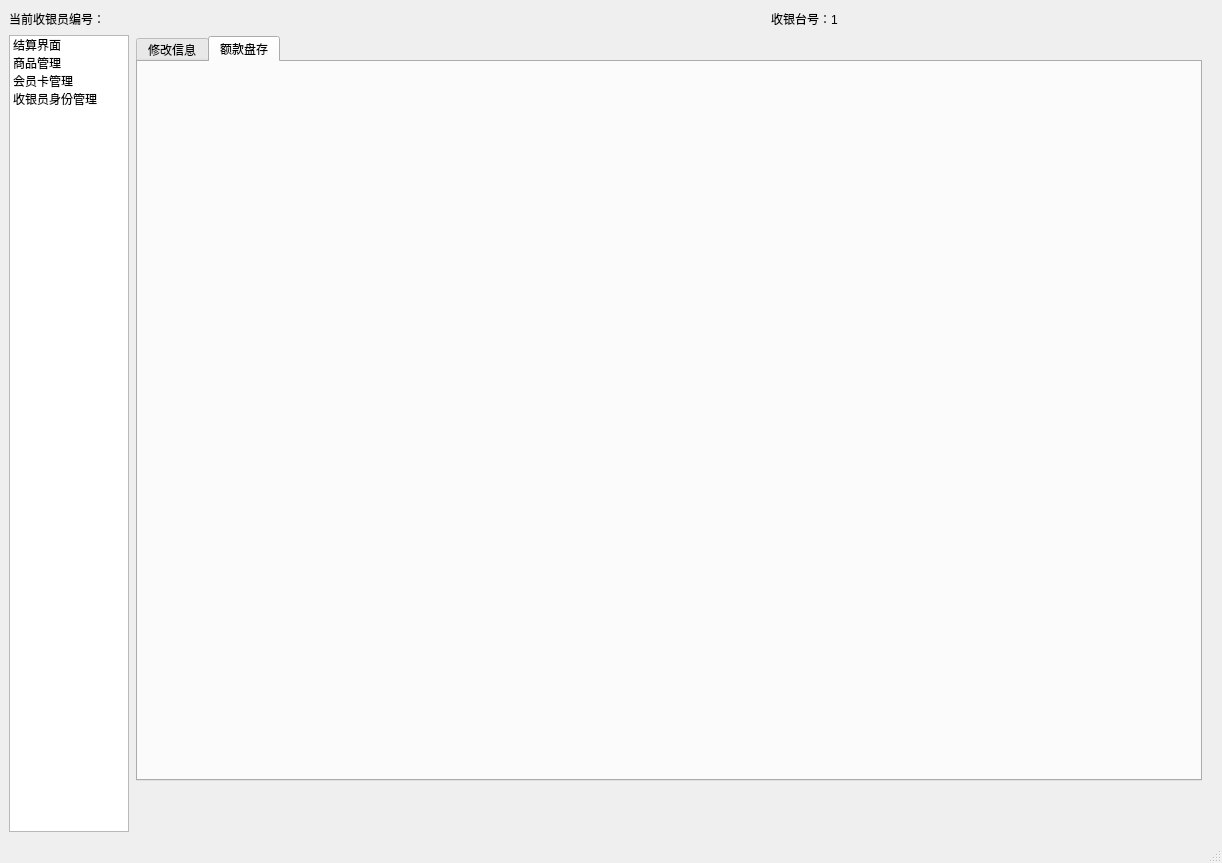
First picture: the form in homewindow.ui, repository Hanii17/DB_Design, before the edit.
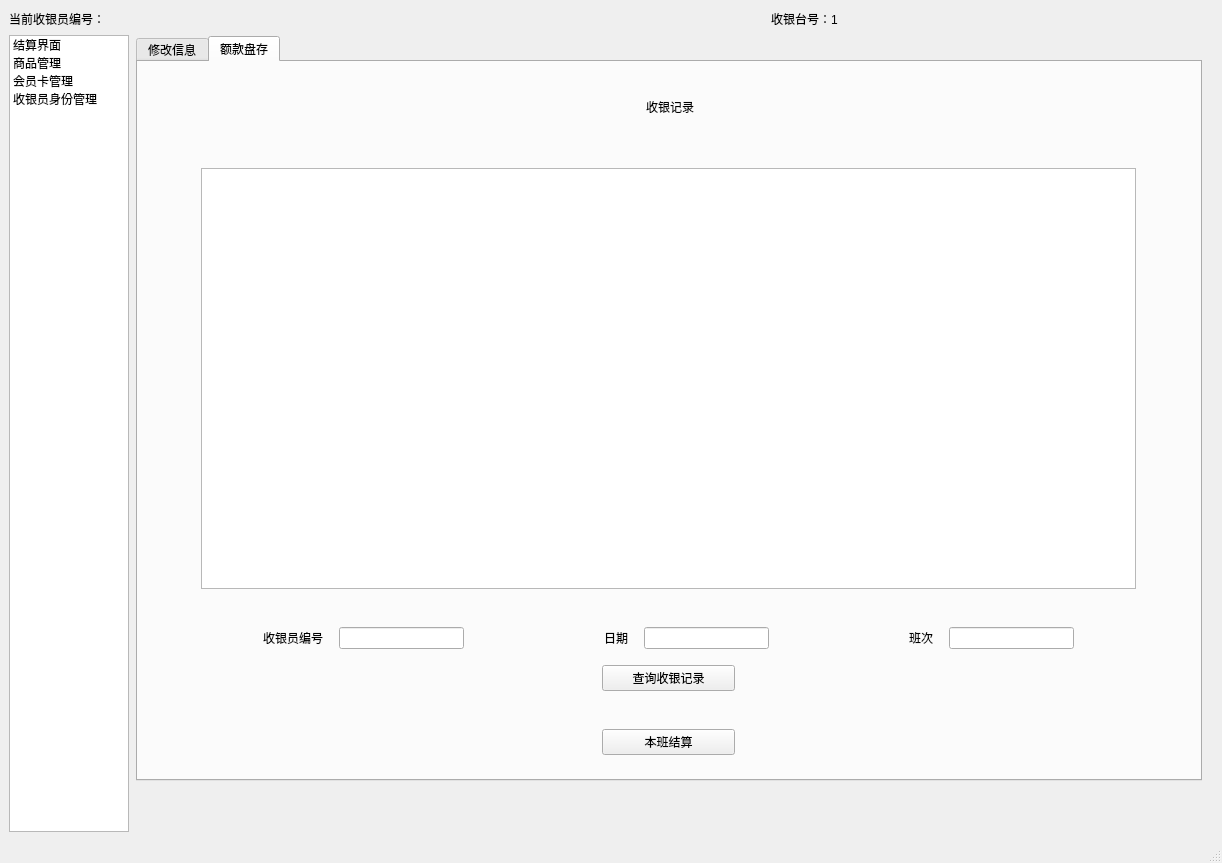
Second picture: the form after the edit.

Diff of the .ui file:
```diff
--- a/homewindow.ui
+++ b/homewindow.ui
@@ -2188,6 +2188,319 @@
            <attribute name="title">
             <string>额款盘存</string>
            </attribute>
+           <widget class="QWidget" name="widget_3" native="true">
+            <property name="geometry">
+             <rect>
+              <x>1</x>
+              <y>1</y>
+              <width>1059</width>
+              <height>714</height>
+             </rect>
+            </property>
+            <layout class="QVBoxLayout" name="verticalLayout" stretch="1,2,1,19,1,2,2,1,2,1">
+             <property name="spacing">
+              <number>16</number>
+             </property>
+             <item>
+              <spacer name="verticalSpacer_35">
+               <property name="orientation">
+                <enum>Qt::Vertical</enum>
+               </property>
+               <property name="sizeHint" stdset="0">
+                <size>
+                 <width>20</width>
+                 <height>14</height>
+                </size>
+               </property>
+              </spacer>
+             </item>
+             <item>
+              <layout class="QHBoxLayout" name="horizontalLayout_36" stretch="1,1,1">
+               <item>
+                <spacer name="horizontalSpacer_79">
+                 <property name="orientation">
+                  <enum>Qt::Horizontal</enum>
+                 </property>
+                 <property name="sizeHint" stdset="0">
+                  <size>
+                   <width>40</width>
+                   <height>20</height>
+                  </size>
+                 </property>
+                </spacer>
+               </item>
+               <item>
+                <widget class="QLabel" name="label_13">
+                 <property name="text">
+                  <string> 收银记录</string>
+                 </property>
+                 <property name="alignment">
+                  <set>Qt::AlignCenter</set>
+                 </property>
+                </widget>
+               </item>
+               <item>
+                <spacer name="horizontalSpacer_80">
+                 <property name="orientation">
+                  <enum>Qt::Horizontal</enum>
+                 </property>
+                 <property name="sizeHint" stdset="0">
+                  <size>
+                   <width>40</width>
+                   <height>20</height>
+                  </size>
+                 </property>
+                </spacer>
+               </item>
+              </layout>
+             </item>
+             <item>
+              <spacer name="verticalSpacer_36">
+               <property name="orientation">
+                <enum>Qt::Vertical</enum>
+               </property>
+               <property name="sizeHint" stdset="0">
+                <size>
+                 <width>20</width>
+                 <height>14</height>
+                </size>
+               </property>
+              </spacer>
+             </item>
+             <item>
+              <layout class="QHBoxLayout" name="horizontalLayout_23" stretch="1,15,1">
+               <item>
+                <spacer name="horizontalSpacer_38">
+                 <property name="orientation">
+                  <enum>Qt::Horizontal</enum>
+                 </property>
+                 <property name="sizeHint" stdset="0">
+                  <size>
+                   <width>40</width>
+                   <height>20</height>
+                  </size>
+                 </property>
+                </spacer>
+               </item>
+               <item>
+                <widget class="QTableView" name="show_cash_tableView"/>
+               </item>
+               <item>
+                <spacer name="horizontalSpacer_74">
+                 <property name="orientation">
+                  <enum>Qt::Horizontal</enum>
+                 </property>
+                 <property name="sizeHint" stdset="0">
+                  <size>
+                   <width>40</width>
+                   <height>20</height>
+                  </size>
+                 </property>
+                </spacer>
+               </item>
+              </layout>
+             </item>
+             <item>
+              <spacer name="verticalSpacer_37">
+               <property name="orientation">
+                <enum>Qt::Vertical</enum>
+               </property>
+               <property name="sizeHint" stdset="0">
+                <size>
+                 <width>20</width>
+                 <height>14</height>
+                </size>
+               </property>
+              </spacer>
+             </item>
+             <item>
+              <layout class="QHBoxLayout" name="horizontalLayout_35">
+               <item>
+                <spacer name="horizontalSpacer_75">
+                 <property name="orientation">
+                  <enum>Qt::Horizontal</enum>
+                 </property>
+                 <property name="sizeHint" stdset="0">
+                  <size>
+                   <width>40</width>
+                   <height>20</height>
+                  </size>
+                 </property>
+                </spacer>
+               </item>
+               <item>
+                <widget class="QLabel" name="label_19">
+                 <property name="text">
+                  <string>收银员编号</string>
+                 </property>
+                </widget>
+               </item>
+               <item>
+                <widget class="QLineEdit" name="search_staff_ID_lineEdit"/>
+               </item>
+               <item>
+                <spacer name="horizontalSpacer_76">
+                 <property name="orientation">
+                  <enum>Qt::Horizontal</enum>
+                 </property>
+                 <property name="sizeHint" stdset="0">
+                  <size>
+                   <width>40</width>
+                   <height>20</height>
+                  </size>
+                 </property>
+                </spacer>
+               </item>
+               <item>
+                <widget class="QLabel" name="label_18">
+                 <property name="text">
+                  <string>日期</string>
+                 </property>
+                </widget>
+               </item>
+               <item>
+                <widget class="QLineEdit" name="search_date_lineEdit_2"/>
+               </item>
+               <item>
+                <spacer name="horizontalSpacer_77">
+                 <property name="orientation">
+                  <enum>Qt::Horizontal</enum>
+                 </property>
+                 <property name="sizeHint" stdset="0">
+                  <size>
+                   <width>40</width>
+                   <height>20</height>
+                  </size>
+                 </property>
+                </spacer>
+               </item>
+               <item>
+                <widget class="QLabel" name="label_25">
+                 <property name="text">
+                  <string>班次</string>
+                 </property>
+                </widget>
+               </item>
+               <item>
+                <widget class="QLineEdit" name="search_duty_lineEdit_3"/>
+               </item>
+               <item>
+                <spacer name="horizontalSpacer_78">
+                 <property name="orientation">
+                  <enum>Qt::Horizontal</enum>
+                 </property>
+                 <property name="sizeHint" stdset="0">
+                  <size>
+                   <width>40</width>
+                   <height>20</height>
+                  </size>
+                 </property>
+                </spacer>
+               </item>
+              </layout>
+             </item>
+             <item>
+              <layout class="QHBoxLayout" name="horizontalLayout_19" stretch="7,2,7">
+               <item>
+                <spacer name="horizontalSpacer_34">
+                 <property name="orientation">
+                  <enum>Qt::Horizontal</enum>
+                 </property>
+                 <property name="sizeHint" stdset="0">
+                  <size>
+                   <width>40</width>
+                   <height>20</height>
+                  </size>
+                 </property>
+                </spacer>
+               </item>
+               <item>
+                <widget class="QPushButton" name="search_record_pushButton_6">
+                 <property name="text">
+                  <string>查询收银记录</string>
+                 </property>
+                </widget>
+               </item>
+               <item>
+                <spacer name="horizontalSpacer_35">
+                 <property name="orientation">
+                  <enum>Qt::Horizontal</enum>
+                 </property>
+                 <property name="sizeHint" stdset="0">
+                  <size>
+                   <width>40</width>
+                   <height>20</height>
+                  </size>
+                 </property>
+                </spacer>
+               </item>
+              </layout>
+             </item>
+             <item>
+              <spacer name="verticalSpacer_38">
+               <property name="orientation">
+                <enum>Qt::Vertical</enum>
+               </property>
+               <property name="sizeHint" stdset="0">
+                <size>
+                 <width>20</width>
+                 <height>14</height>
+                </size>
+               </property>
+              </spacer>
+             </item>
+             <item>
+              <layout class="QHBoxLayout" name="horizontalLayout_20" stretch="7,2,7">
+               <item>
+                <spacer name="horizontalSpacer_36">
+                 <property name="orientation">
+                  <enum>Qt::Horizontal</enum>
+                 </property>
+                 <property name="sizeHint" stdset="0">
+                  <size>
+                   <width>40</width>
+                   <height>20</height>
+                  </size>
+                 </property>
+                </spacer>
+               </item>
+               <item>
+                <widget class="QPushButton" name="statement_pushButton_5">
+                 <property name="text">
+                  <string>本班结算</string>
+                 </property>
+                </widget>
+               </item>
+               <item>
+                <spacer name="horizontalSpacer_37">
+                 <property name="orientation">
+                  <enum>Qt::Horizontal</enum>
+                 </property>
+                 <property name="sizeHint" stdset="0">
+                  <size>
+                   <width>40</width>
+                   <height>20</height>
+                  </size>
+                 </property>
+                </spacer>
+               </item>
+              </layout>
+             </item>
+             <item>
+              <spacer name="verticalSpacer_39">
+               <property name="orientation">
+                <enum>Qt::Vertical</enum>
+               </property>
+               <property name="sizeHint" stdset="0">
+                <size>
+                 <width>20</width>
+                 <height>14</height>
+                </size>
+               </property>
+              </spacer>
+             </item>
+            </layout>
+           </widget>
           </widget>
          </widget>
         </widget>
```
Left out of the diff: 7 changed lines with no effect on the pictures.
